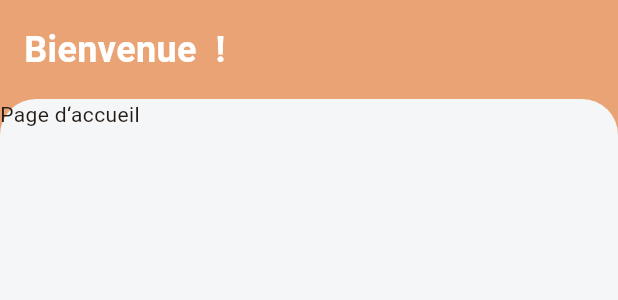
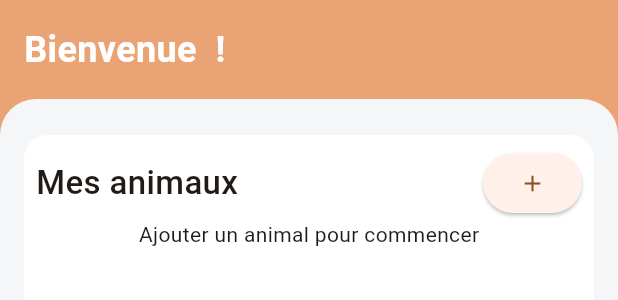
Before and after one commit to VanMeerbergenRenaud/pet4life, a Flutter app: the HomePageScreen widget shown alone on an empty page, opened directly, on a phone screen of 412 x 824 dp. Shown: the top 300 px of the screen. Run offline on Flutter 3.47's test engine with Material 3 defaults, Android fonts, the phone set to English and light mode, and no system bars; our stand-ins replace cloud_firestore, firebase_auth, firebase_core; missing offline and left inert: dto; accounts and stored records are empty; network calls fail.

Commit message:
display the animals of the user in the main screen

```diff
--- a/lib/screens/main/home_screen.dart
+++ b/lib/screens/main/home_screen.dart
@@ -1,8 +1,15 @@
+import 'package:dto/pet.dart';
+import 'package:flutter/material.dart';
+import 'package:cloud_firestore/cloud_firestore.dart';
 import 'package:firebase_auth/firebase_auth.dart';
-import 'package:flutter/material.dart';
+import '../../styles/font.dart';
 
-import '../../styles/font.dart';
+import '../../styles/spacings.dart';
+import '../../widgets/card.dart' as my_card;
+import '../../widgets/services/firestore.dart';
+
 import 'template_screen.dart';
+import '../animals/create_screen.dart';
 
 class HomePageScreen extends StatelessWidget {
   const HomePageScreen({super.key});
@@ -11,7 +18,11 @@ class HomePageScreen extends StatelessWidget {
 
   @override
   Widget build(BuildContext context) {
-    final user = FirebaseAuth.instance.currentUser?.displayName;
+    late FirestoreService firestoreService;
+    final FirebaseAuth auth = FirebaseAuth.instance;
+    firestoreService = FirestoreService(auth.currentUser!.uid);
+
+    final user = auth.currentUser?.displayName;
     final userName = user ?? '';
 
     return HomePageTemplate(
@@ -20,7 +31,71 @@ class HomePageScreen extends StatelessWidget {
         textAlign: TextAlign.left,
         style: kTitleStyleWhite,
       ),
-      flexibleContent: const Text('Page d‘accueil'),
+      flexibleContent: Padding(
+        padding: const EdgeInsets.symmetric(
+          horizontal: kPadding,
+          vertical: kVerticalPaddingL - 8,
+        ),
+        child: Column(
+          children: [
+            my_card.Card(
+              child: Padding(
+                padding: const EdgeInsets.all(kPaddingS),
+                child: SizedBox(
+                  height: 180,
+                  child: Column(
+                    children: [
+                      Row(
+                        mainAxisAlignment: MainAxisAlignment.spaceBetween,
+                        children: [
+                          const Text(
+                            'Mes animaux',
+                            style: kSectionTitle,
+                          ),
+                          ElevatedButton(
+                            onPressed: () {
+                              Navigator.push(context, MaterialPageRoute(
+                                  builder: (context) => const AnimalsPageScreenCreate(docID: ''),
+                                ),
+                              );
+                            },
+                            child: const Icon(Icons.add),
+                          ),
+                        ],
+                      ),
+                      Expanded(
+                        child: StreamBuilder<QuerySnapshot<Pet>>(
+                          stream: firestoreService.getAnimals(),
+                          builder: (context, snapshot) {
+                            if (snapshot.hasData) {
+                              List<DocumentSnapshot<Pet>> petsList = snapshot.data!.docs;
+                              if (petsList.isEmpty) {
+                                return const Text('Ajouter un animal pour commencer');
+                              } else {
+                                return ListView.builder(
+                                  itemCount: petsList.length,
+                                  itemBuilder: (context, index) {
+                                    Pet pet = petsList[index].data()!;
+                                    return ListTile(
+                                      title: Text(pet.name),
+                                    );
+                                  },
+                                );
+                              }
+                            } else {
+                              return const CircularProgressIndicator();
+                            }
+                          },
+                        ),
+                      ),
+                    ],
+                  ),
+                ),
+              ),
+            ),
+          ],
+        ),
+      ),
     );
   }
 }
--- a/lib/screens/main_screen.dart
+++ b/lib/screens/main_screen.dart
@@ -1,9 +1,4 @@
-import 'package:cloud_firestore/cloud_firestore.dart';
-import 'package:firebase_auth/firebase_auth.dart';
 import 'package:flutter/material.dart';
-
-import 'package:dto/user.dart' as dto_user;
-import 'package:dto/pet.dart' as dto_pet;
 
 import '../styles/colors.dart';
 import 'animals/create_screen.dart';
@@ -35,17 +30,6 @@ class _MainScreenPageState extends State<MainScreenPage> {
     setState(() {
       _currentIndex = index;
     });
-  }
-
-  late final Stream<DocumentSnapshot<dto_user.User>>? _userStream;
-  late final Stream<DocumentSnapshot<dto_pet.Pet>>? _petStream;
-
-  @override
-  void initState() {
-    super.initState();
-    if(FirebaseAuth.instance.currentUser != null) {
-
-    }
   }
 
   @override
```
